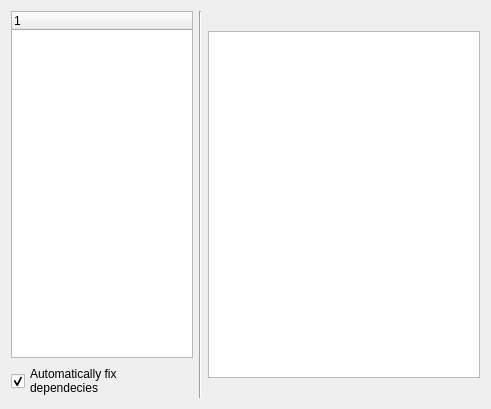
This is wizard/ui/module_select.ui in imby/STM32VLDiscovery_BeRTOS as Qt 5 draws it before an edit. The edited form follows.
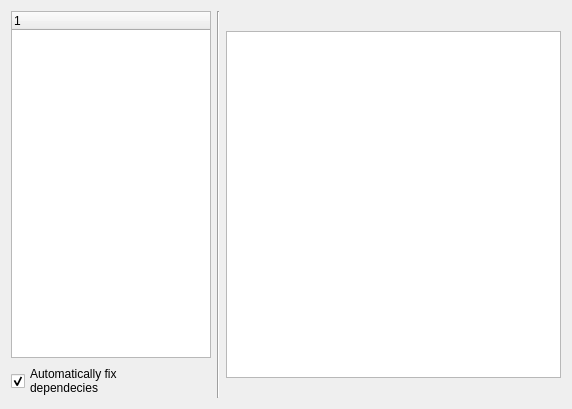
This is the edited form.

Commit message: Modify the layout of the two-column pages.

What changed in the file:
```diff
--- a/wizard/ui/module_select.ui
+++ b/wizard/ui/module_select.ui
@@ -6,7 +6,7 @@
    <rect>
     <x>0</x>
     <y>0</y>
-    <width>491</width>
+    <width>572</width>
     <height>409</height>
    </rect>
   </property>
@@ -19,20 +19,20 @@
   <property name="windowTitle">
    <string>Form</string>
   </property>
-  <layout class="QHBoxLayout" name="horizontalLayout" stretch="2,0,3">
+  <layout class="QHBoxLayout" name="horizontalLayout" stretch="0,0,3">
    <item>
     <layout class="QVBoxLayout" name="verticalLayout_3" stretch="0,0">
      <item>
       <widget class="QTreeWidget" name="moduleTree">
        <property name="minimumSize">
         <size>
-         <width>150</width>
+         <width>200</width>
          <height>0</height>
         </size>
        </property>
        <property name="maximumSize">
         <size>
-         <width>16777215</width>
+         <width>200</width>
          <height>16777215</height>
         </size>
        </property>
```
The commit also changes 3 other files.
